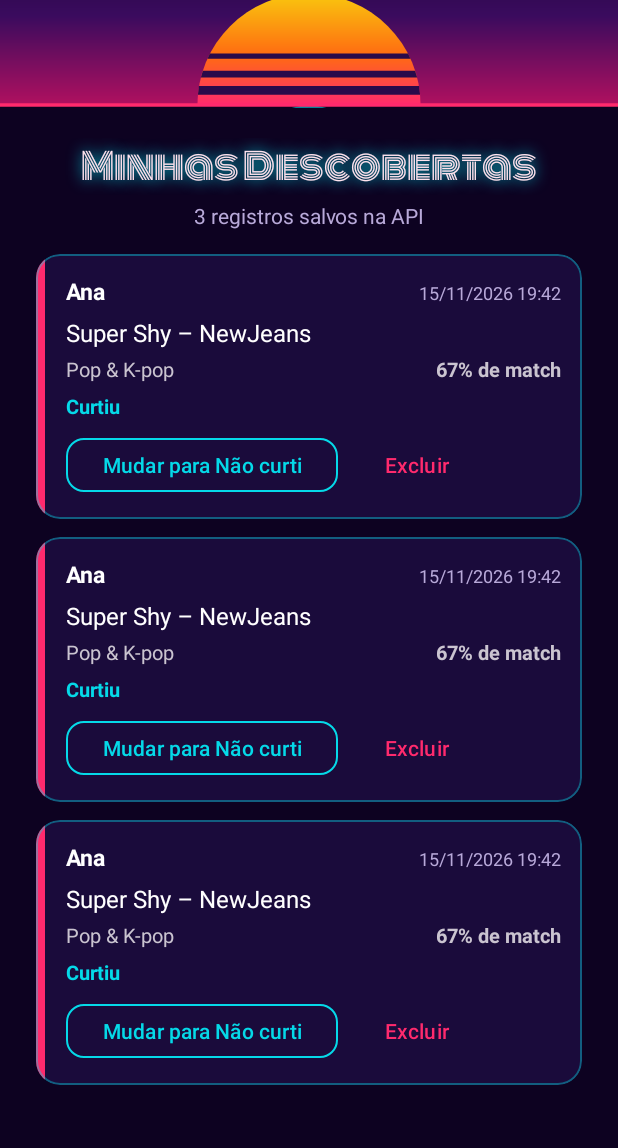
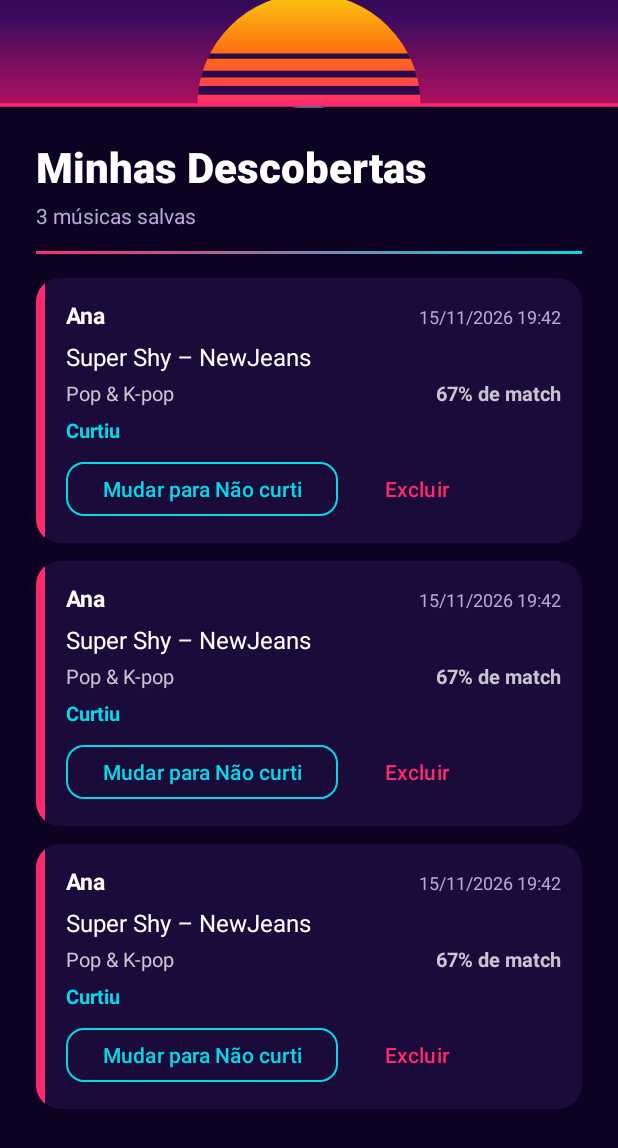
Before and after one commit to boeing474/SoundMatch, an Android app: the layout activity_history.xml on its own in the app's theme, with its tools: preview values and no code run, on a phone screen of 412 x 824 dp. Shown: the top 1148 px of the screen. Run offline under Robolectric (Android 15) with nearby library versions, the phone set to English and light mode, and no system bars.

Commit message:
style: synthwave mais contido (títulos limpos e cards sem contorno)
- Monoton só no logo da tela inicial; títulos das telas internas em
  sans-serif-black, alinhados à esquerda e sem brilho
- Linha magenta -> ciano embaixo dos títulos (Resultado e Histórico)
- Cards sem contorno neon; chip não selecionado com contorno discreto

```diff
--- a/android/app/src/main/res/color/chip_stroke.xml
+++ b/android/app/src/main/res/color/chip_stroke.xml
@@ -1,5 +1,5 @@
 <?xml version="1.0" encoding="utf-8"?>
 <selector xmlns:android="http://schemas.android.com/apk/res/android">
     <item android:color="@color/neon_magenta" android:state_checked="true" />
-    <item android:color="@color/neon_cyan_soft" />
+    <item android:color="@color/stroke_subtle" />
 </selector>
--- /dev/null
+++ b/android/app/src/main/res/drawable/line_horizon.xml
@@ -0,0 +1,8 @@
+<?xml version="1.0" encoding="utf-8"?>
+<!-- Linha do horizonte usada embaixo dos títulos -->
+<shape xmlns:android="http://schemas.android.com/apk/res/android" android:shape="rectangle">
+    <gradient
+        android:angle="0"
+        android:endColor="@color/neon_cyan"
+        android:startColor="@color/neon_magenta" />
+</shape>
--- a/android/app/src/main/res/layout/activity_history.xml
+++ b/android/app/src/main/res/layout/activity_history.xml
@@ -19,6 +19,7 @@
         style="@style/Widget.SoundMatch.ScreenTitle"
         android:layout_width="match_parent"
         android:layout_height="wrap_content"
+        android:layout_marginHorizontal="24dp"
         android:layout_marginTop="20dp"
         android:text="@string/history_title" />
 
@@ -26,10 +27,14 @@
         android:id="@+id/tvHistoryCount"
         style="@style/Widget.SoundMatch.Caption"
         android:layout_width="match_parent"
+        android:layout_marginHorizontal="24dp"
         android:layout_height="wrap_content"
         android:layout_marginTop="4dp"
-        android:gravity="center"
-        tools:text="3 registros salvos na API" />
+        tools:text="3 músicas salvas" />
+
+    <View
+        style="@style/Widget.SoundMatch.HorizonLine"
+        android:layout_marginHorizontal="24dp" />
 
     <FrameLayout
         android:layout_width="match_parent"
--- a/android/app/src/main/res/layout/activity_result.xml
+++ b/android/app/src/main/res/layout/activity_result.xml
@@ -21,6 +21,8 @@
             android:layout_height="wrap_content"
             android:layout_marginTop="20dp"
             android:text="@string/result_title" />
+
+        <View style="@style/Widget.SoundMatch.HorizonLine" />
 
         <!-- Capa em destaque, com contorno na cor do perfil (pintado no Kotlin).
              Começa com o vinil e troca pela capa quando a busca no iTunes termina. -->
--- a/android/app/src/main/res/layout/activity_sound_quiz.xml
+++ b/android/app/src/main/res/layout/activity_sound_quiz.xml
@@ -38,7 +38,6 @@
                 android:layout_width="match_parent"
                 android:layout_height="wrap_content"
                 android:layout_marginTop="4dp"
-                android:gravity="center"
                 android:text="@string/quiz_step" />
 
             <ProgressBar
--- a/android/app/src/main/res/values/colors.xml
+++ b/android/app/src/main/res/values/colors.xml
@@ -11,7 +11,8 @@
     <color name="neon_cyan">#05D9E8</color>       <!-- cor secundária -->
     <color name="sunset_yellow">#F9C80E</color>
     <color name="sunset_orange">#FF6C11</color>
-    <color name="neon_cyan_soft">#6605D9E8</color> <!-- ciano 40% (bordas dos cards) -->
+    <color name="neon_cyan_soft">#6605D9E8</color> <!-- ciano 40% (contorno dos campos) -->
+    <color name="stroke_subtle">#3B2A78</color>   <!-- contorno discreto (chip não selecionado) -->
     <color name="neon_magenta_disabled">#5A2140</color> <!-- botão primário desabilitado -->
 
     <!-- Texto -->
--- a/android/app/src/main/res/values/themes.xml
+++ b/android/app/src/main/res/values/themes.xml
@@ -32,11 +32,21 @@
         <item name="android:gravity">center</item>
     </style>
 
-    <!-- Título menor das telas internas (mesma fonte, menos destaque) -->
-    <style name="Widget.SoundMatch.ScreenTitle" parent="Widget.SoundMatch.NeonTitle">
-        <item name="android:textSize">24sp</item>
-        <item name="android:shadowColor">@color/neon_cyan</item>
-        <item name="android:shadowRadius">12</item>
+    <!-- Título das telas internas: a Monoton fica só no logo da tela inicial -->
+    <style name="Widget.SoundMatch.ScreenTitle" parent="Widget.AppCompat.TextView">
+        <item name="android:fontFamily">sans-serif-black</item>
+        <item name="android:textSize">28sp</item>
+        <item name="android:textColor">@color/text_primary</item>
+        <item name="android:gravity">start</item>
+    </style>
+
+    <!-- Linha fina magenta -> ciano embaixo dos títulos (lembra o horizonte da tela inicial) -->
+    <style name="Widget.SoundMatch.HorizonLine" parent="">
+        <item name="android:layout_width">match_parent</item>
+        <item name="android:layout_height">2dp</item>
+        <item name="android:layout_marginTop">14dp</item>
+        <item name="android:background">@drawable/line_horizon</item>
+        <item name="android:importantForAccessibility">no</item>
     </style>
 
     <!-- Textos comuns (fonte padrão, para manter a leitura fácil) -->
@@ -150,12 +160,12 @@
         <item name="android:layout_marginBottom">4dp</item>
     </style>
 
-    <!-- ===== Card com borda neon (MaterialCardView é uma subclasse de CardView) ===== -->
-    <style name="Widget.SoundMatch.Card" parent="Widget.Material3.CardView.Outlined">
+    <!-- ===== Card sem contorno: o fundo roxo já separa do fundo da tela ===== -->
+    <!-- (MaterialCardView é uma subclasse de CardView) -->
+    <style name="Widget.SoundMatch.Card" parent="Widget.Material3.CardView.Filled">
         <item name="cardBackgroundColor">@color/night_card</item>
         <item name="cardCornerRadius">16dp</item>
-        <item name="strokeColor">@color/neon_cyan_soft</item>
-        <item name="strokeWidth">1dp</item>
+        <item name="cardElevation">0dp</item>
         <item name="contentPadding">16dp</item>
     </style>
 
```
